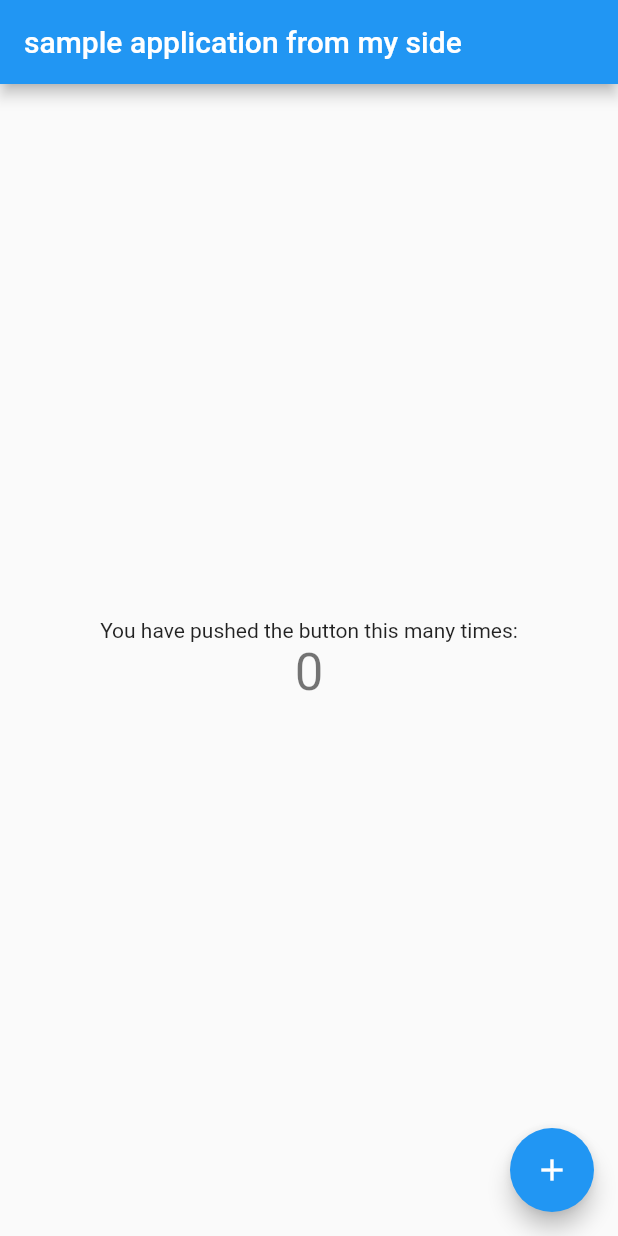
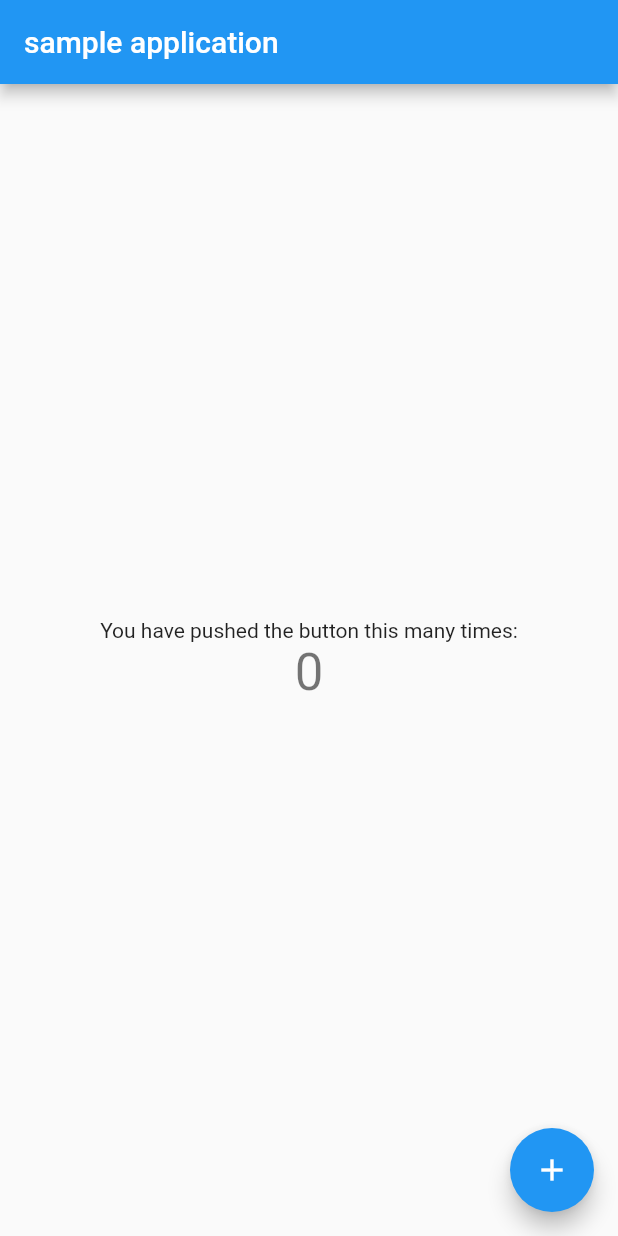
Before and after one commit to digitalraiz/myapps, a Flutter app: the screen it shows after launch, on a phone screen of 412 x 824 dp. Run offline on Flutter 3.47's test engine with Material 2 defaults, Android fonts, the phone set to English and light mode, and no system bars.

```diff
--- a/lib/main.dart
+++ b/lib/main.dart
@@ -24,7 +24,7 @@ class MyApp extends StatelessWidget {
         // is not restarted.
         primarySwatch: Colors.blue,
       ),
-      home: const MyHomePage(title: 'sample application from my side'),
+      home: const MyHomePage(title: 'sample application'),
     );
   }
 }
```
